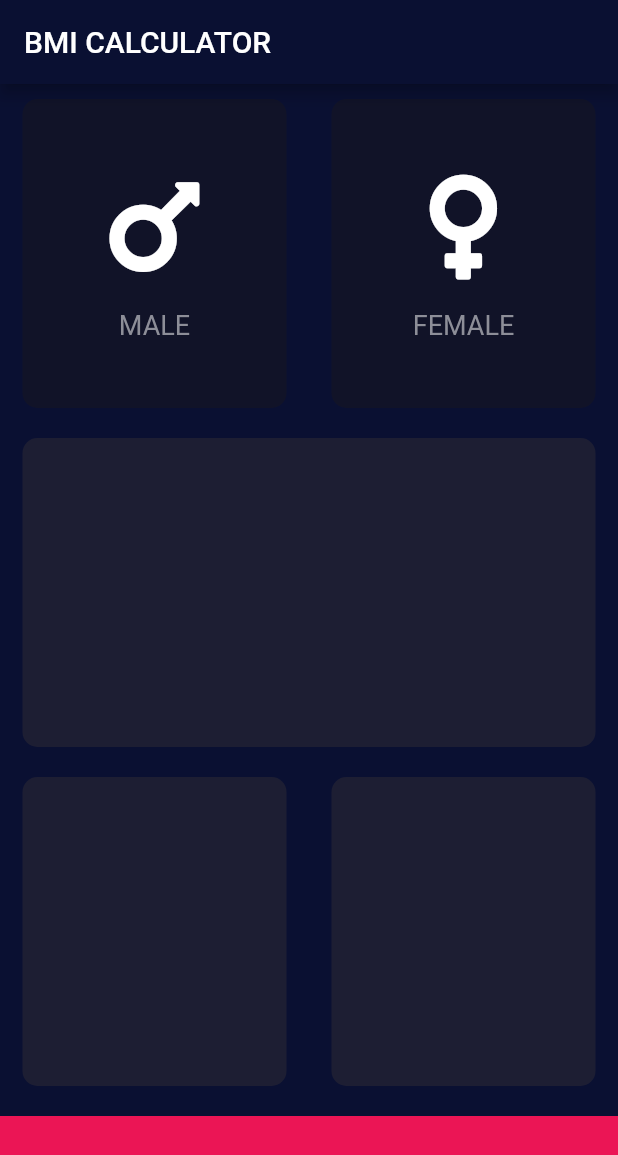
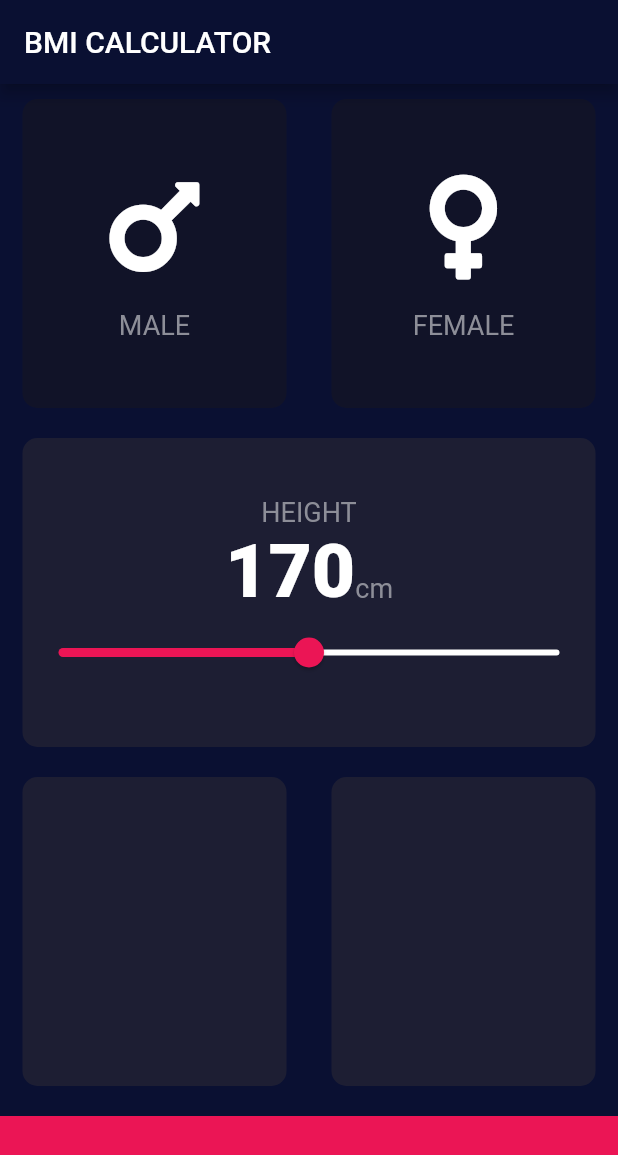
Before and after one commit to Syamgith/BMI-Calculator-flutter, a Flutter app: the screen it shows after launch, on a phone screen of 412 x 824 dp. Shown: the top 1155 px of the screen. Run offline on Flutter 3.47's test engine with Material 2 defaults, Android fonts, the phone set to English and light mode, and no system bars; our stand-ins replace font_awesome_flutter.

Commit message:
Added slidebar

```diff
--- /dev/null
+++ b/lib/constants.dart
@@ -0,0 +1,8 @@
+import 'package:flutter/material.dart';
+
+const kLabelTextStyle = TextStyle(fontSize: 18.0, color: Color(0xFF8D8E98));
+const kBigTextStyle = TextStyle(fontSize: 50.0, fontWeight: FontWeight.w900);
+const kActiveCardColor = Color(0xFF1D1E33);
+const kInactiveCardColor = Color(0xFF111328);
+const kBottomContainerColor = Color(0xFFEB1555);
+const kBottomContainerHeight = 80.0;
--- a/lib/icon_content.dart
+++ b/lib/icon_content.dart
@@ -1,4 +1,6 @@
 import 'package:flutter/material.dart';
+
+import 'constants.dart';
 
 class IconContent extends StatelessWidget {
   IconContent({this.icon, this.label});
@@ -18,7 +20,7 @@ class IconContent extends StatelessWidget {
         ),
         Text(
           label,
-          style: TextStyle(fontSize: 18.0, color: Color(0xFF8D8E98)),
+          style: kLabelTextStyle,
         ),
       ],
     );
--- a/lib/input_page.dart
+++ b/lib/input_page.dart
@@ -2,12 +2,8 @@ import 'package:bmi_calculator/reusable_card.dart';
 import 'package:flutter/material.dart';
 import 'package:font_awesome_flutter/font_awesome_flutter.dart';
 
+import 'constants.dart';
 import 'icon_content.dart';
-
-const activeCardColor = Color(0xFF1D1E33);
-const inactiveCardColor = Color(0xFF111328);
-const bottomContainerColor = Color(0xFFEB1555);
-const bottomContainerHeight = 80.0;
 
 enum Gender { male, female }
 
@@ -18,6 +14,7 @@ class InputPage extends StatefulWidget {
 
 class _InputPageState extends State<InputPage> {
   Gender selectedGender;
+  int height = 170;
 
   @override
   Widget build(BuildContext context) {
@@ -26,9 +23,9 @@ class _InputPageState extends State<InputPage> {
           title: Text('BMI CALCULATOR'),
         ),
         body: Column(
+          crossAxisAlignment: CrossAxisAlignment.stretch,
           children: <Widget>[
             Expanded(
-              flex: 1,
               child: Row(
                 children: <Widget>[
                   Expanded(
@@ -39,8 +36,8 @@ class _InputPageState extends State<InputPage> {
                         });
                       },
                       colour: selectedGender == Gender.male
-                          ? activeCardColor
-                          : inactiveCardColor,
+                          ? kActiveCardColor
+                          : kInactiveCardColor,
                       cardChild: IconContent(
                         icon: FontAwesomeIcons.mars,
                         label: 'MALE',
@@ -55,8 +52,8 @@ class _InputPageState extends State<InputPage> {
                         });
                       },
                       colour: selectedGender == Gender.female
-                          ? activeCardColor
-                          : inactiveCardColor,
+                          ? kActiveCardColor
+                          : kInactiveCardColor,
                       cardChild: IconContent(
                           icon: FontAwesomeIcons.venus, label: 'FEMALE'),
                     ),
@@ -65,26 +62,62 @@ class _InputPageState extends State<InputPage> {
               ),
             ),
             Expanded(
-              flex: 1,
-              child: Reusablecard(colour: activeCardColor),
+              child: Reusablecard(
+                colour: kActiveCardColor,
+                cardChild: Column(
+                  mainAxisAlignment: MainAxisAlignment.center,
+                  children: <Widget>[
+                    Text(
+                      'HEIGHT',
+                      style: kLabelTextStyle,
+                    ),
+                    Row(
+                      mainAxisAlignment: MainAxisAlignment.center,
+                      crossAxisAlignment: CrossAxisAlignment.baseline,
+                      textBaseline: TextBaseline.alphabetic,
+                      children: <Widget>[
+                        Text(
+                          height.toString(),
+                          style: kBigTextStyle,
+                        ),
+                        Text(
+                          'cm',
+                          style: kLabelTextStyle,
+                        )
+                      ],
+                    ),
+                    Slider(
+                      value: height.toDouble(),
+                      min: 120,
+                      max: 220,
+                      activeColor: kBottomContainerColor,
+                      inactiveColor: Colors.white,
+                      onChanged: (newValue) {
+                        setState(() {
+                          height = newValue.round();
+                        });
+                      },
+                    ),
+                  ],
+                ),
+              ),
             ),
             Expanded(
-              flex: 1,
               child: Row(
                 children: <Widget>[
                   Expanded(
-                    child: Reusablecard(colour: activeCardColor),
+                    child: Reusablecard(colour: kActiveCardColor),
                   ),
                   Expanded(
-                    child: Reusablecard(colour: activeCardColor),
+                    child: Reusablecard(colour: kActiveCardColor),
                   ),
                 ],
               ),
             ),
             Container(
               width: double.infinity,
-              color: bottomContainerColor,
-              height: bottomContainerHeight,
+              color: kBottomContainerColor,
+              height: kBottomContainerHeight,
               margin: EdgeInsets.only(top: 10.0),
             ),
           ],
```
